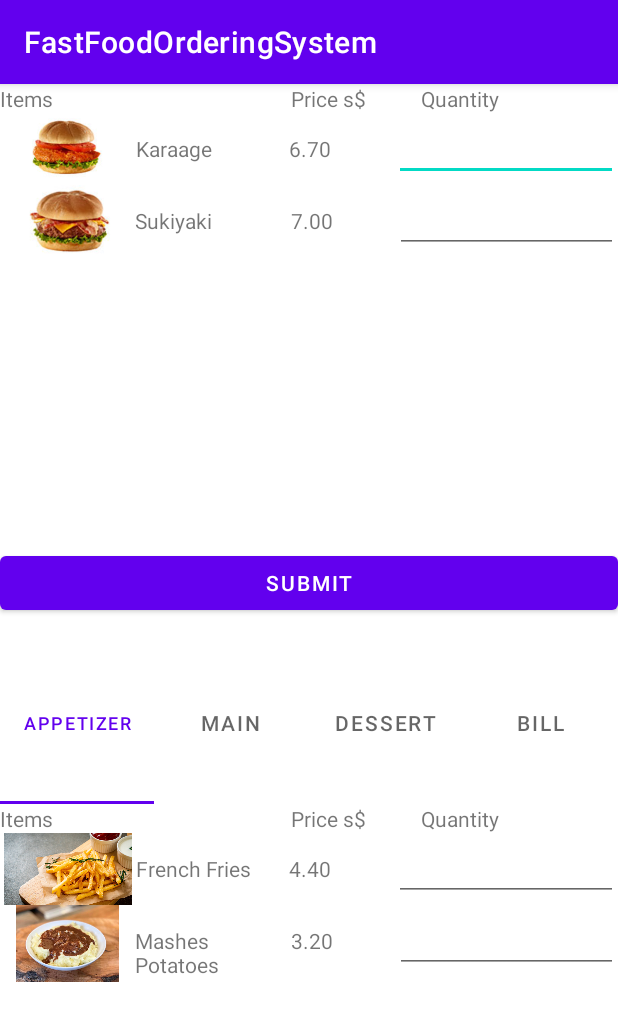
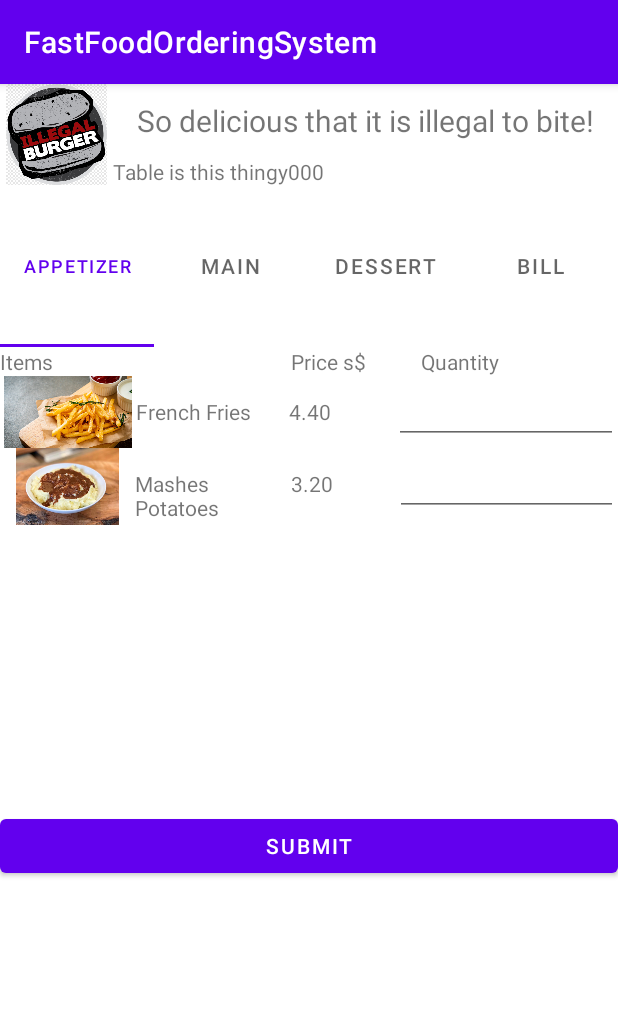
Before and after one commit to Silversoulxx/FastFoodOrderingSystem, an Android app: the MainActivity screen opened directly, with no data from a screen before it, on a phone screen of 412 x 824 dp. Shown: the top 1021 px of the screen. Run offline under Robolectric (Android 15) with nearby library versions, the phone set to English and light mode, and no system bars; our stand-ins replace Volley; libraries missing offline, so code that uses them is left out: com.journeyapps.barcodescanner.

Commit message:
test run

```diff
--- a/app/src/main/res/layout/activity_main.xml
+++ b/app/src/main/res/layout/activity_main.xml
@@ -9,130 +9,40 @@
 
     <LinearLayout
         android:layout_width="match_parent"
-        android:layout_height="wrap_content"
-        android:orientation="horizontal">
-
-        <TextView
-            android:id="@+id/textView"
-            android:layout_width="115dp"
-            android:layout_height="wrap_content"
-            android:layout_weight="1"
-            android:text="Items" />
-
-        <TextView
-            android:id="@+id/textView2"
-            android:layout_width="7dp"
-            android:layout_height="wrap_content"
-            android:layout_weight="1"
-            android:text="Price s$" />
-
-        <TextView
-            android:id="@+id/textView3"
-            android:layout_width="wrap_content"
-            android:layout_height="wrap_content"
-            android:layout_weight="1"
-            android:text="Quantity" />
-    </LinearLayout>
-
-    <LinearLayout
-        android:layout_width="match_parent"
-        android:layout_height="48dp"
+        android:layout_height="67dp"
         android:orientation="horizontal">
 
         <ImageView
-            android:id="@+id/imageView"
-            android:layout_width="154dp"
+            android:id="@+id/iv_burger"
+            android:layout_width="150dp"
             android:layout_height="match_parent"
             android:layout_weight="1"
-            app:srcCompat="@drawable/karaage" />
+            app:srcCompat="@drawable/burger" />
 
-        <TextView
-            android:id="@+id/tv_main1"
-            android:layout_width="166dp"
-            android:layout_height="wrap_content"
+        <LinearLayout
+            android:layout_width="match_parent"
+            android:layout_height="101dp"
             android:layout_weight="1"
-            android:text="Karaage" />
+            android:orientation="vertical">
 
-        <TextView
-            android:id="@+id/tv_main1price"
-            android:layout_width="134dp"
-            android:layout_height="wrap_content"
-            android:layout_weight="1"
-            android:text="6.70" />
+            <TextView
+                android:id="@+id/tv_Headtext"
+                android:layout_width="match_parent"
+                android:layout_height="16dp"
+                android:layout_weight="21"
+                android:gravity="center"
+                android:text="So delicious that it is illegal to bite!"
+                android:textSize="20sp" />
 
-        <EditText
-            android:id="@+id/main_qty_1"
-            android:layout_width="wrap_content"
-            android:layout_height="wrap_content"
-            android:layout_weight="1"
-            android:ems="10"
-            android:inputType="number"
-            android:singleLine="false" />
-    </LinearLayout>
+            <TextView
+                android:id="@+id/tv_Tablenum"
+                android:layout_width="match_parent"
+                android:layout_height="wrap_content"
+                android:layout_weight="21"
+                android:text="Table number" />
 
-    <LinearLayout
-        android:layout_width="match_parent"
-        android:layout_height="51dp"
-        android:orientation="horizontal">
+        </LinearLayout>
 
-        <ImageView
-            android:id="@+id/imageView2"
-            android:layout_width="154dp"
-            android:layout_height="wrap_content"
-            android:layout_weight="1"
-            app:srcCompat="@drawable/sukiyaki" />
-
-        <TextView
-            android:id="@+id/tv_main2"
-            android:layout_width="168dp"
-            android:layout_height="wrap_content"
-            android:layout_weight="1"
-            android:text="Sukiyaki" />
-
-        <TextView
-            android:id="@+id/tv_main2price"
-            android:layout_width="134dp"
-            android:layout_height="wrap_content"
-            android:layout_weight="1"
-            android:text="7.00" />
-
-        <EditText
-            android:id="@+id/main_qty_2"
-            android:layout_width="wrap_content"
-            android:layout_height="wrap_content"
-            android:layout_weight="1"
-            android:ems="10"
-            android:inputType="number" />
-    </LinearLayout>
-    <LinearLayout
-        android:layout_width="match_parent"
-        android:layout_height="63dp"
-        android:orientation="horizontal">
-
-    </LinearLayout>
-    <LinearLayout
-        android:layout_width="match_parent"
-        android:layout_height="63dp"
-        android:orientation="horizontal">
-
-    </LinearLayout>
-    <LinearLayout
-        android:layout_width="match_parent"
-        android:layout_height="63dp"
-        android:orientation="horizontal">
-
-    </LinearLayout>
-    <LinearLayout
-        android:layout_width="match_parent"
-        android:layout_height="63dp"
-        android:orientation="horizontal">
-
-        <Button
-            android:id="@+id/submit_button"
-            android:layout_width="wrap_content"
-            android:layout_height="wrap_content"
-            android:layout_weight="1"
-            android:text="Submit" />
     </LinearLayout>
 
     <com.google.android.material.tabs.TabLayout
```
